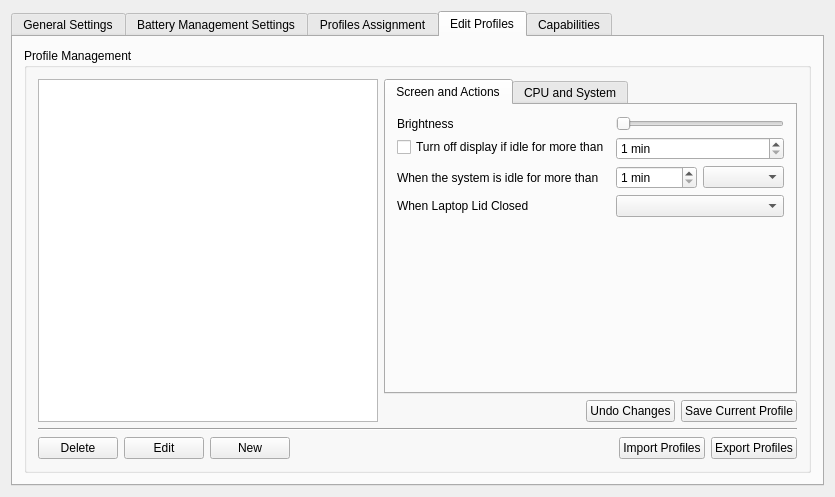
KDE/powerdevil, file kcmodule/dialog.ui: the form before one commit.
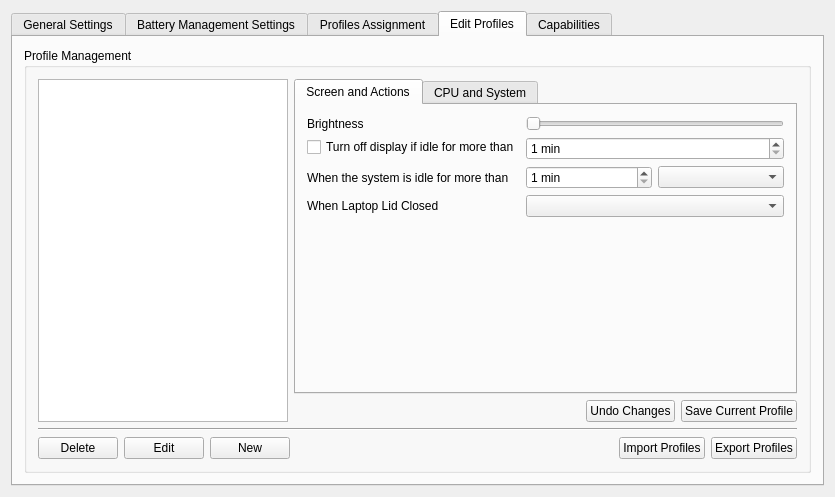
The form after the commit. The open tabs and pages were chosen to show the change. Custom widgets are drawn as their Qt base class.

Patch:
```diff
--- a/kcmodule/dialog.ui
+++ b/kcmodule/dialog.ui
@@ -403,7 +403,7 @@
                <widget class="KListWidget" name="profilesList" >
                 <property name="maximumSize" >
                  <size>
-                  <width>340</width>
+                  <width>250</width>
                   <height>16777215</height>
                  </size>
                 </property>
```
Left out of the diff: 2 changed lines with no effect on the pictures.
